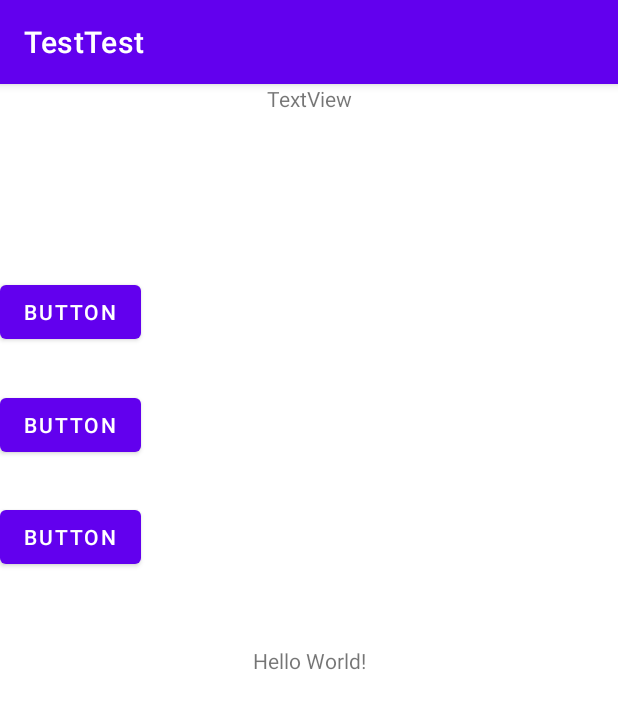
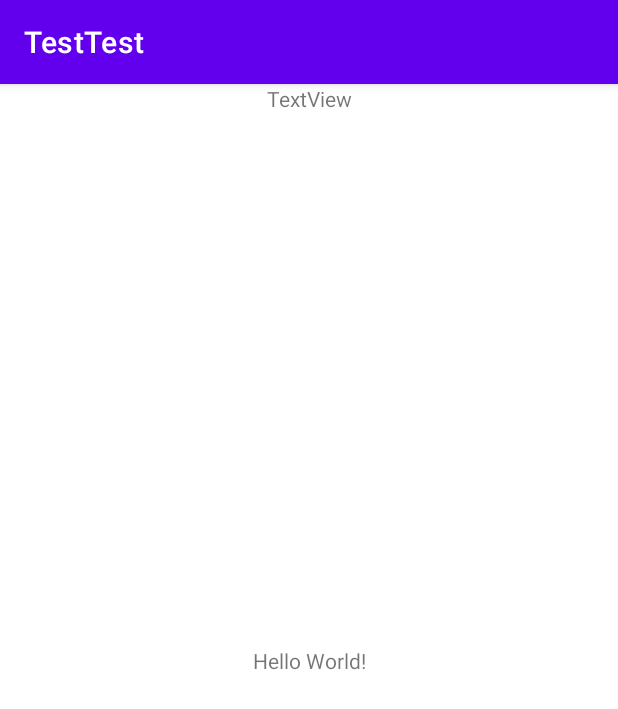
Before and after one commit to dannynex/learningGit, an Android app: the screen it shows after launch (MainActivity), on a phone screen of 412 x 824 dp. Shown: the top 709 px of the screen. Run offline under Robolectric (Android 15) with nearby library versions, the phone set to English and light mode, and no system bars.

Commit message:
deleted button

```diff
--- a/app/src/main/res/layout/activity_main.xml
+++ b/app/src/main/res/layout/activity_main.xml
@@ -25,37 +25,4 @@
         app:layout_constraintStart_toStartOf="parent"
         app:layout_constraintTop_toTopOf="parent" />
 
-    <Button
-        android:id="@+id/button"
-        android:layout_width="wrap_content"
-        android:layout_height="wrap_content"
-        android:layout_marginTop="56dp"
-        android:text="Button"
-        app:layout_constraintBottom_toTopOf="@+id/textView2"
-        app:layout_constraintTop_toBottomOf="@+id/textView"
-        app:layout_constraintVertical_bias="0.51"
-        tools:layout_editor_absoluteX="168dp" />
-
-    <Button
-        android:id="@+id/button2"
-        android:layout_width="wrap_content"
-        android:layout_height="wrap_content"
-        android:layout_marginTop="56dp"
-        android:text="Button"
-        app:layout_constraintBottom_toTopOf="@+id/textView2"
-        app:layout_constraintTop_toBottomOf="@+id/textView"
-        app:layout_constraintVertical_bias="0.806"
-        tools:layout_editor_absoluteX="168dp" />
-
-    <Button
-        android:id="@+id/button3"
-        android:layout_width="wrap_content"
-        android:layout_height="wrap_content"
-        android:layout_marginTop="56dp"
-        android:text="Button"
-        app:layout_constraintBottom_toTopOf="@+id/textView2"
-        app:layout_constraintTop_toBottomOf="@+id/textView"
-        app:layout_constraintVertical_bias="0.21"
-        tools:layout_editor_absoluteX="47dp" />
-
 </androidx.constraintlayout.widget.ConstraintLayout>
```
